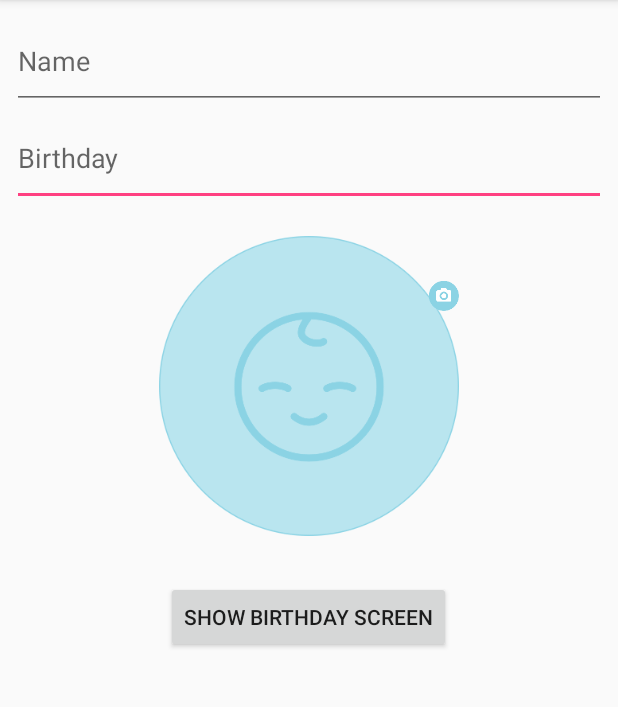
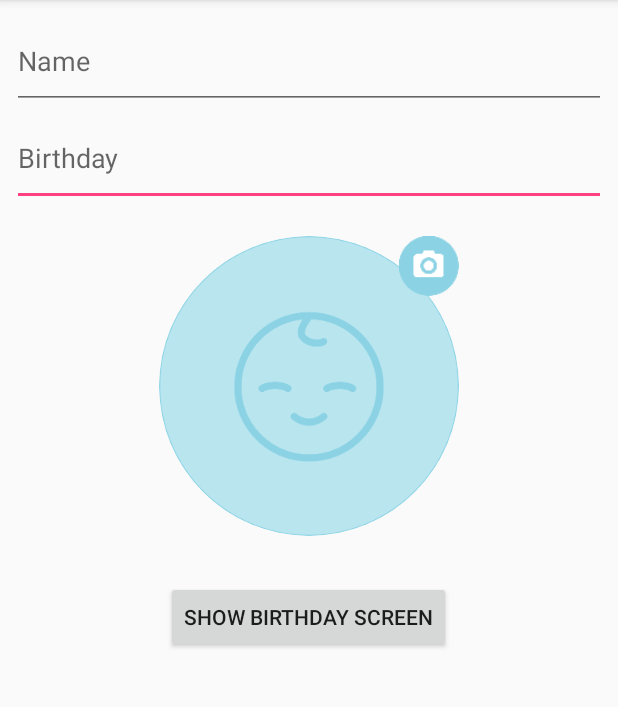
Before and after one commit to shimiuh/HappyBirthdayNanit, an Android app: the screen it shows after launch (HappyBirthdayEditInfoActivity), after a tap on "SHOW BIRTHDAY SCREEN", on a phone screen of 412 x 824 dp, the part 84-791 px from its top. Run offline under Robolectric (Android 15) with nearby library versions, the phone set to English and light mode, and no system bars; our stand-ins replace data binding; libraries missing offline, so code that uses them is left out: pl.aprilapps.easyphotopicker; 3 statements that could not run were skipped; 2 other taps on this screen came first.

Commit message:
image picker

```diff
--- a/app/build.gradle
+++ b/app/build.gradle
@@ -46,7 +46,7 @@ dependencies {
     implementation 'com.android.support:design:27.1.1'
     implementation 'com.android.support:cardview-v7:27.1.1'
     implementation 'com.android.support:recyclerview-v7:27.1.1'
-
+    implementation 'com.github.jkwiecien:EasyImage:2.0.4'
     implementation 'com.google.code.gson:gson:2.8.2'
 
     testImplementation 'junit:junit:4.12'
--- a/app/src/main/AndroidManifest.xml
+++ b/app/src/main/AndroidManifest.xml
@@ -1,6 +1,8 @@
 <?xml version="1.0" encoding="utf-8"?>
 <manifest xmlns:android="http://schemas.android.com/apk/res/android"
     package="app.nanit.com.happybirthdaynanit">
+
+    <uses-permission android:name="android.permission.WRITE_EXTERNAL_STORAGE" />
 
     <application
         android:allowBackup="true"
--- a/app/src/main/java/app/nanit/com/happybirthdaynanit/model/User.java
+++ b/app/src/main/java/app/nanit/com/happybirthdaynanit/model/User.java
@@ -1,4 +1,9 @@
 package app.nanit.com.happybirthdaynanit.model;
+
+import android.text.format.DateFormat;
+
+import java.util.Calendar;
+import java.util.Locale;
 
 public class User {
 
@@ -29,4 +34,14 @@ public class User {
     public void setImageUri(String imageUri) {
         this.mImageUri = imageUri;
     }
+
+    public String getFormattedBirthDate() {
+        if(getBirthDate() == null){
+            return "";
+        }
+        Calendar cal = Calendar.getInstance(Locale.ENGLISH);
+        cal.setTimeInMillis(getBirthDate());
+        String date = DateFormat.format("dd-MM-yyyy", cal).toString();
+        return date;
+    }
 }
--- a/app/src/main/java/app/nanit/com/happybirthdaynanit/view/HappyBirthdayEditInfoActivity.java
+++ b/app/src/main/java/app/nanit/com/happybirthdaynanit/view/HappyBirthdayEditInfoActivity.java
@@ -2,26 +2,30 @@ package app.nanit.com.happybirthdaynanit.view;
 
 import android.arch.lifecycle.Observer;
 import android.arch.lifecycle.ViewModelProviders;
+import android.content.Intent;
 import android.databinding.DataBindingUtil;
+import android.net.Uri;
 import android.support.annotation.Nullable;
 import android.support.annotation.VisibleForTesting;
 import android.support.v7.app.AppCompatActivity;
 import android.os.Bundle;
-import android.text.format.DateFormat;
 import android.util.Log;
+import android.view.View;
 
-import java.util.Calendar;
-import java.util.Locale;
+import java.io.File;
+import java.util.List;
 
 import app.nanit.com.happybirthdaynanit.R;
 import app.nanit.com.happybirthdaynanit.databinding.ActivityHappyBirthdayEditInfoBinding;
 import app.nanit.com.happybirthdaynanit.model.User;
-import app.nanit.com.happybirthdaynanit.model.UserLiveData;
 import app.nanit.com.happybirthdaynanit.viewmodel.UserViewModel;
+import pl.aprilapps.easyphotopicker.DefaultCallback;
+import pl.aprilapps.easyphotopicker.EasyImage;
 
 public class HappyBirthdayEditInfoActivity extends AppCompatActivity implements Observer<User> {
 
     private ActivityHappyBirthdayEditInfoBinding mDataBinder;
+    private UserViewModel mUserViewModel;
 
     @Override
     protected void onCreate(Bundle savedInstanceState) {
@@ -33,10 +37,23 @@ public class HappyBirthdayEditInfoActivity extends AppCompatActivity implements
 
         mDataBinder = DataBindingUtil.setContentView(
                 this, R.layout.activity_happy_birthday_edit_info);
-        UserViewModel userViewModel = ViewModelProviders.of(this).get(UserViewModel.class);
-        mDataBinder.setUserViewModel(userViewModel);
-        userViewModel.getUserLiveData().observe(this,this);
-        userViewModel.fetchData(this);
+        mUserViewModel = ViewModelProviders.of(this).get(UserViewModel.class);
+        mDataBinder.setUserViewModel(mUserViewModel);
+        mUserViewModel.getUserLiveData().observe(this,this);
+        mUserViewModel.fetchData(this);
+        setImageRetrievable();
+    }
+
+    private void setImageRetrievable() {
+        mDataBinder.editInfoImageParent.setOnClickListener(v -> {
+        EasyImage.openChooserWithGallery(this, "Pick source",0);
+        });
+    }
+
+    @Override
+    protected void onActivityResult(int requestCode, int resultCode, Intent data) {
+        super.onActivityResult(requestCode, resultCode, data);
+        mUserViewModel.onActivityResult(this,requestCode, resultCode, data);
     }
 
     @Override
@@ -48,19 +65,8 @@ public class HappyBirthdayEditInfoActivity extends AppCompatActivity implements
     public void onChanged(@Nullable User user) {
         Log.d("shimi"," in onUserDataChanged user = "+user.getName()+"  "+user.getBirthDate()+"  "+user.getImageUri());
         mDataBinder.editInfoUserName.setText(user.getName());
-        setDate(user);
+        mDataBinder.editInfoBirthday.setText(user.getFormattedBirthDate());
+        mDataBinder.editInfoImage.setImageURI(Uri.parse(user.getImageUri()));
     }
 
-    private void setDate(User user) {
-        if(user.getBirthDate() == null){
-            mDataBinder.editInfoBirthday.setText("");
-            return;
-        }
-
-        Calendar cal = Calendar.getInstance(Locale.ENGLISH);
-        cal.setTimeInMillis(user.getBirthDate());
-        String date = DateFormat.format("dd-MM-yyyy", cal).toString();
-        mDataBinder.editInfoBirthday.setText(date);
-
-    }
 }
--- a/app/src/main/res/layout/activity_happy_birthday_edit_info.xml
+++ b/app/src/main/res/layout/activity_happy_birthday_edit_info.xml
@@ -43,21 +43,34 @@
             style="@android:style/Widget.EditText"
             android:hint="@string/birthday_hint"/>
 
+
+        <!--android:onClick="@{userViewModel.mImageClickListener}"-->
         <FrameLayout
+            android:id="@+id/edit_info_image_parent"
             android:layout_width="wrap_content"
-            android:layout_height="wrap_content">
+            android:layout_height="wrap_content"
+            android:layout_marginTop="20dp">
+
+            <android.support.v7.widget.CardView
+                xmlns:card_view="http://schemas.android.com/apk/res-auto"
+                android:layout_width="200dp"
+                android:layout_height="200dp"
+                card_view:cardElevation="0dp"
+                card_view:contentPadding="0dp"
+                card_view:cardCornerRadius="100dp">
+                <ImageView
+                    android:id="@+id/edit_info_image"
+                    android:layout_width="match_parent"
+                    android:layout_height="match_parent"
+                    android:scaleType="centerCrop"
+                    android:src="@drawable/default_place_holder_blue"/>
+            </android.support.v7.widget.CardView>
 
             <ImageView
-                android:layout_width="200dp"
-                android:layout_height="200dp"
-                android:layout_marginTop="20dp"
-                android:src="@drawable/default_place_holder_blue"/>
-
-            <ImageView
-                android:layout_width="20dp"
-                android:layout_height="20dp"
+                android:layout_width="40dp"
+                android:layout_height="40dp"
                 android:layout_gravity="end"
-                android:layout_marginTop="50dp"
+                android:layout_marginTop="0dp"
                 android:src="@drawable/camera_icon_blue"/>
 
         </FrameLayout>
--- a/build.gradle
+++ b/build.gradle
@@ -3,6 +3,7 @@
 buildscript {
 
     repositories {
+        maven { url 'https://jitpack.io' }
         google()
         jcenter()
     }
@@ -17,6 +18,7 @@ buildscript {
 
 allprojects {
     repositories {
+        maven { url 'https://jitpack.io' }
         jcenter()
         google()
     }
```
Also changed, not shown: app/src/main/java/app/nanit/com/happybirthdaynanit/viewmodel/UserViewModel.java (+37 -0 lines).
